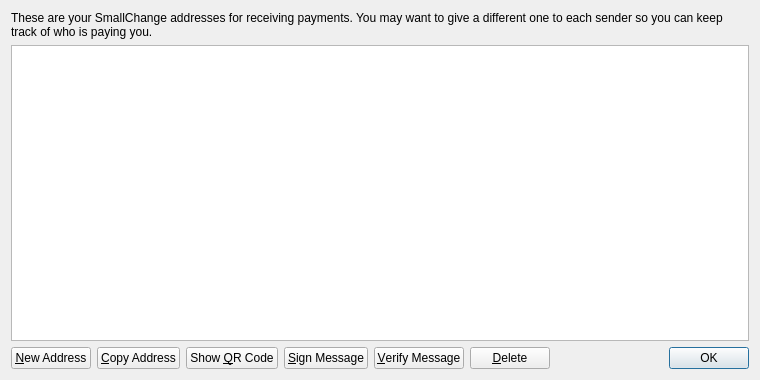
Qt form src/qt/forms/addressbookpage.ui (CannaCurrency/CannaCoin) before a commit.
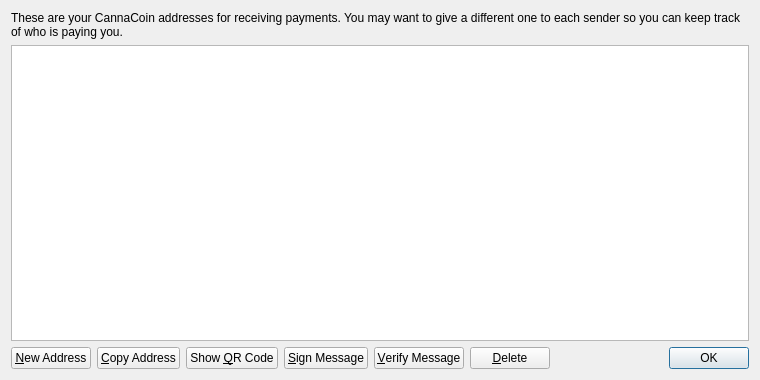
The same form after that commit. Icons and pictures are not drawn.

```diff
--- a/src/qt/forms/addressbookpage.ui
+++ b/src/qt/forms/addressbookpage.ui
@@ -17,7 +17,7 @@
    <item>
     <widget class="QLabel" name="labelExplanation">
      <property name="text">
-      <string>These are your SmallChange addresses for receiving payments. You may want to give a different one to each sender so you can keep track of who is paying you.</string>
+      <string>These are your CannaCoin addresses for receiving payments. You may want to give a different one to each sender so you can keep track of who is paying you.</string>
      </property>
      <property name="textFormat">
       <enum>Qt::PlainText</enum>
```
